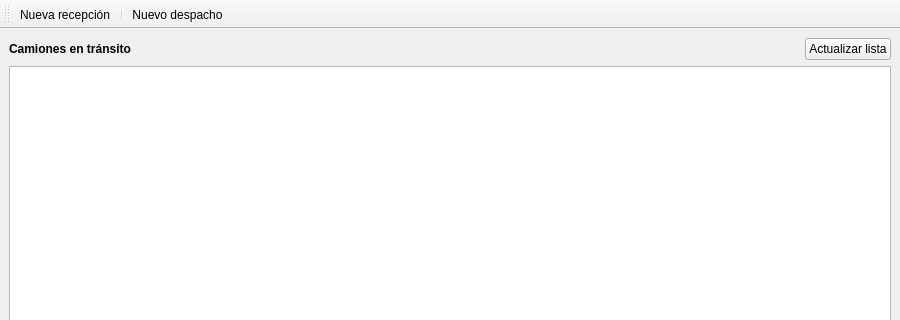
This is romano/ui/main.ui in elshaka/Romano as Qt 5 draws it before an edit; both pictures show x 0 to 900 and y 0 to 320 of the 900 by 600 pixel window. The edited form follows.
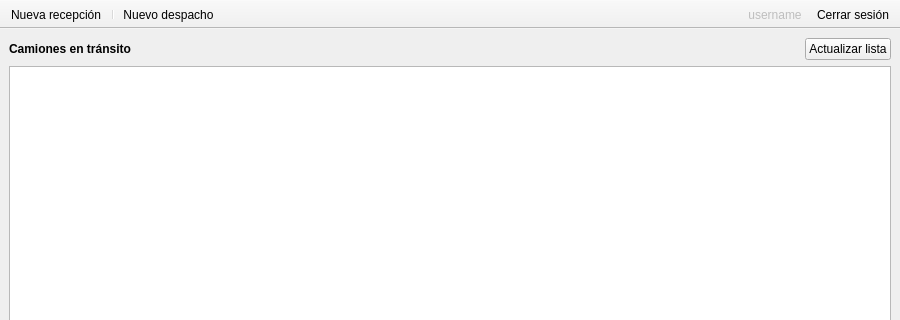
This is the edited form. Icons and pictures are not drawn.

Patch:
```diff
--- a/romano/ui/main.ui
+++ b/romano/ui/main.ui
@@ -101,6 +101,9 @@
    <property name="windowTitle">
     <string>toolBar</string>
    </property>
+   <property name="movable">
+    <bool>false</bool>
+   </property>
    <property name="iconSize">
     <size>
      <width>32</width>
@@ -121,6 +124,34 @@
    <addaction name="actionNewDispatch"/>
   </widget>
   <widget class="QStatusBar" name="statusBar"/>
+  <widget class="QToolBar" name="sessionToolbar">
+   <property name="windowTitle">
+    <string>toolBar_2</string>
+   </property>
+   <property name="layoutDirection">
+    <enum>Qt::RightToLeft</enum>
+   </property>
+   <property name="movable">
+    <bool>false</bool>
+   </property>
+   <property name="iconSize">
+    <size>
+     <width>24</width>
+     <height>24</height>
+    </size>
+   </property>
+   <property name="toolButtonStyle">
+    <enum>Qt::ToolButtonTextUnderIcon</enum>
+   </property>
+   <attribute name="toolBarArea">
+    <enum>TopToolBarArea</enum>
+   </attribute>
+   <attribute name="toolBarBreak">
+    <bool>false</bool>
+   </attribute>
+   <addaction name="actionLogout"/>
+   <addaction name="actionUserName"/>
+  </widget>
   <action name="actionNewReception">
    <property name="icon">
     <iconset resource="pixmaps/pixmaps.qrc">
@@ -157,6 +188,26 @@
     <bool>true</bool>
    </property>
   </action>
+  <action name="actionLogout">
+   <property name="icon">
+    <iconset resource="pixmaps/pixmaps.qrc">
+     <normaloff>:/icons/log-out.png</normaloff>:/icons/log-out.png</iconset>
+   </property>
+   <property name="text">
+    <string>Cerrar sesión</string>
+   </property>
+   <property name="toolTip">
+    <string>Cerrar sesión</string>
+   </property>
+  </action>
+  <action name="actionUserName">
+   <property name="enabled">
+    <bool>false</bool>
+   </property>
+   <property name="text">
+    <string>username</string>
+   </property>
+  </action>
  </widget>
  <resources>
   <include location="pixmaps/pixmaps.qrc"/>
```
